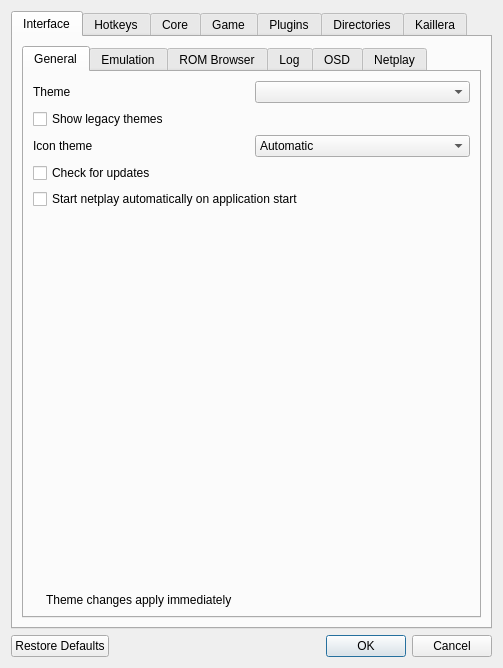
The window that Source/RMG/UserInterface/Dialog/SettingsDialog.ui (Jay-Day/RMG-K) describes before a commit, drawn with Qt 5.
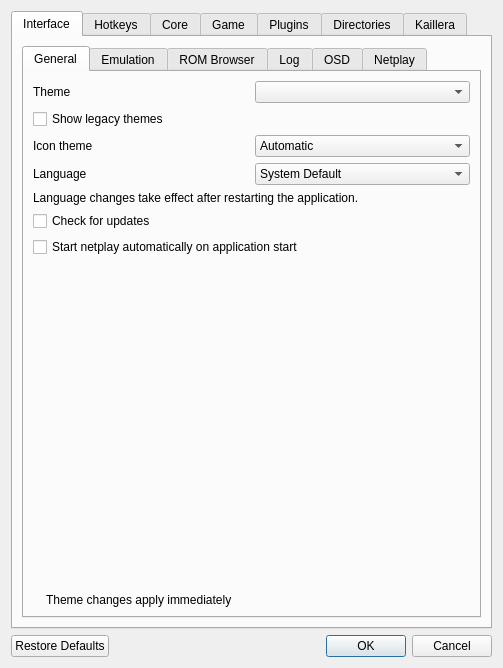
The same window after the commit. Icons and pictures are not drawn. Custom widgets are drawn as their Qt base class.

Commit message: Add Qt localization infrastructure and language selection (#181)

Diff of the .ui file:
```diff
--- a/Source/RMG/UserInterface/Dialog/SettingsDialog.ui
+++ b/Source/RMG/UserInterface/Dialog/SettingsDialog.ui
@@ -106,8 +106,48 @@
                    </item>
                   </widget>
                  </item>
+               </layout>
+               </item>
+               <item>
+                <layout class="QHBoxLayout" name="languageLayout">
+                 <item>
+                  <widget class="QLabel" name="languageLabel">
+                   <property name="text">
+                    <string>Language</string>
+                   </property>
+                  </widget>
+                 </item>
+                 <item>
+                  <widget class="QComboBox" name="languageComboBox">
+                   <item>
+                    <property name="text">
+                     <string>System Default</string>
+                    </property>
+                   </item>
+                   <item>
+                    <property name="text">
+                     <string>English</string>
+                    </property>
+                   </item>
+                   <item>
+                    <property name="text">
+                     <string>Japanese</string>
+                    </property>
+                   </item>
+                  </widget>
+                 </item>
                 </layout>
                </item>
+               <item>
+                <widget class="QLabel" name="languageRestartNoteLabel">
+                 <property name="text">
+                  <string>Language changes take effect after restarting the application.</string>
+                 </property>
+                 <property name="wordWrap">
+                  <bool>true</bool>
+                 </property>
+                </widget>
+               </item>
                <item>
                 <widget class="QCheckBox" name="checkForUpdatesCheckBox">
                  <property name="text">
```
The commit also changes 12 other files.
